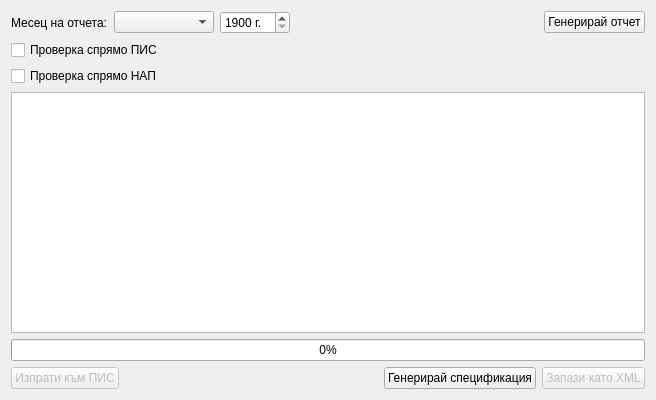
This is src/View/Widgets/ReportView.ui in thefinalcutbg/DinoDent as Qt 5 draws it before an edit. The edited form follows.
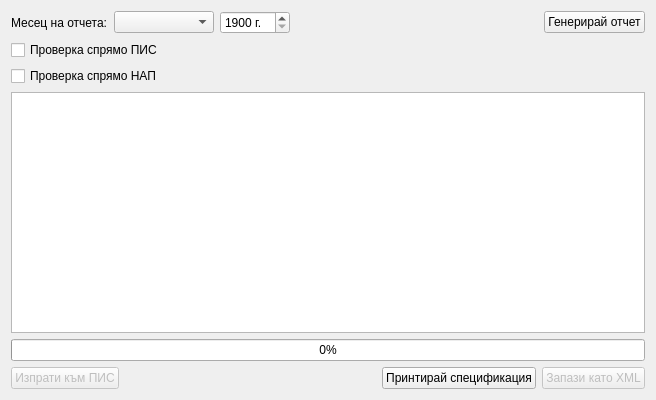
This is the edited form. Custom widgets are drawn as their Qt base class.

```diff
--- a/src/View/Widgets/ReportView.ui
+++ b/src/View/Widgets/ReportView.ui
@@ -163,7 +163,7 @@
      <item>
       <widget class="QPushButton" name="specButton">
        <property name="text">
-        <string>Генерирай спецификация</string>
+        <string>Принтирай спецификация</string>
        </property>
       </widget>
      </item>
```
